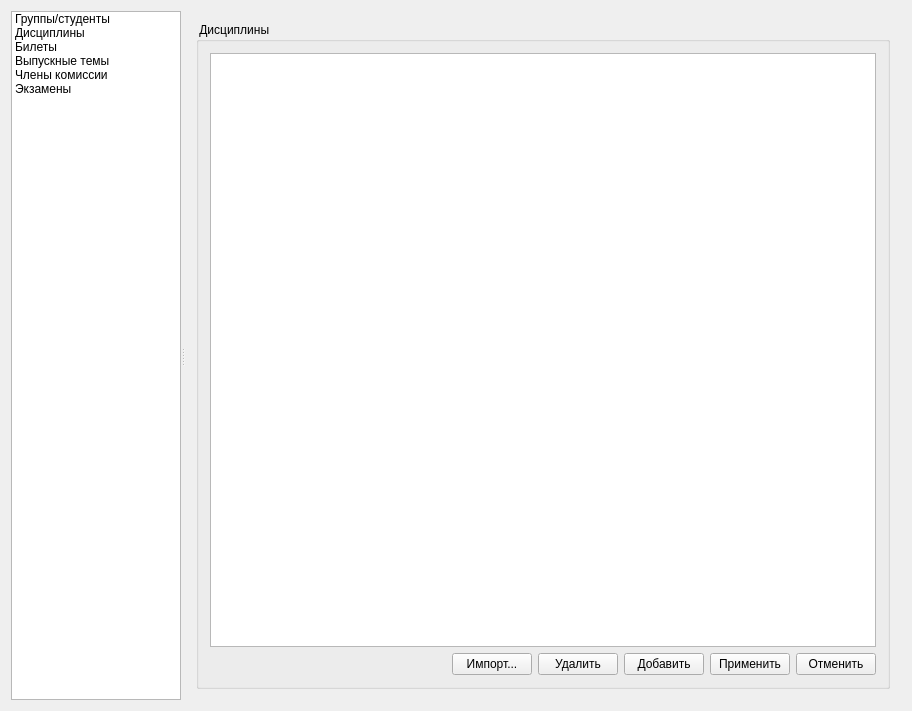
xjohncz/chsuass, file mainwindow.ui: the form before one commit.
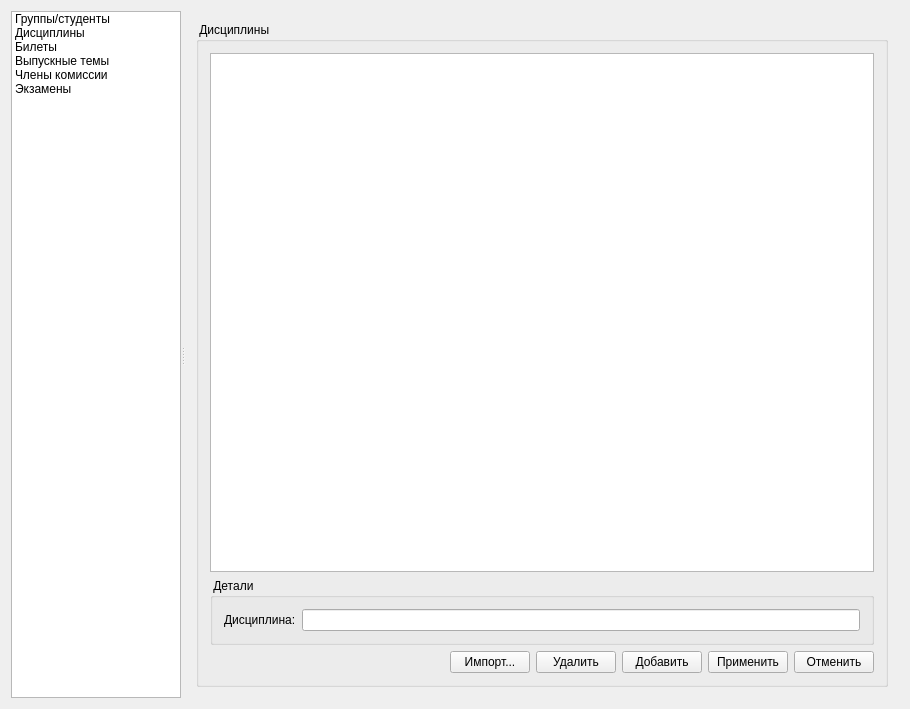
The form after the commit. The open tabs and pages were chosen to show the change.

```diff
--- a/mainwindow.ui
+++ b/mainwindow.ui
@@ -6,8 +6,8 @@
    <rect>
     <x>0</x>
     <y>0</y>
-    <width>912</width>
-    <height>711</height>
+    <width>910</width>
+    <height>709</height>
    </rect>
   </property>
   <property name="windowTitle">
@@ -201,6 +201,31 @@
             <item>
              <widget class="QTableView" name="subjectsTableView"/>
             </item>
+            <item>
+             <widget class="QGroupBox" name="groupBox_13">
+              <property name="title">
+               <string> Детали </string>
+              </property>
+              <layout class="QFormLayout" name="formLayout_2">
+               <property name="fieldGrowthPolicy">
+                <enum>QFormLayout::ExpandingFieldsGrow</enum>
+               </property>
+               <property name="labelAlignment">
+                <set>Qt::AlignLeading|Qt::AlignLeft|Qt::AlignVCenter</set>
+               </property>
+               <item row="0" column="0">
+                <widget class="QLabel" name="label_22">
+                 <property name="text">
+                  <string>Дисциплина:</string>
+                 </property>
+                </widget>
+               </item>
+               <item row="0" column="1">
+                <widget class="QLineEdit" name="subjectEdit"/>
+               </item>
+              </layout>
+             </widget>
+            </item>
             <item>
              <layout class="QHBoxLayout" name="horizontalLayout_34">
               <item>
```
Left out of the diff: 4 changed lines with no effect on the pictures.
